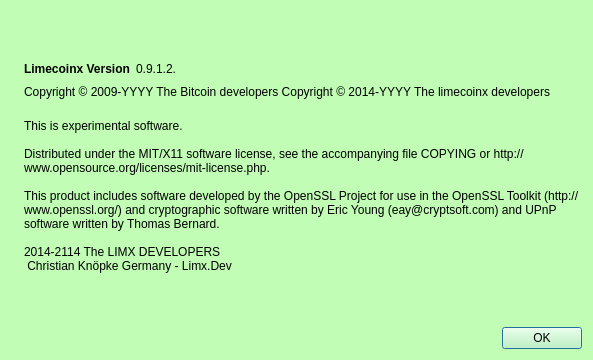
Old version of the form src/qt/forms/aboutdialog.ui in the repository IParn/LimecoinX.
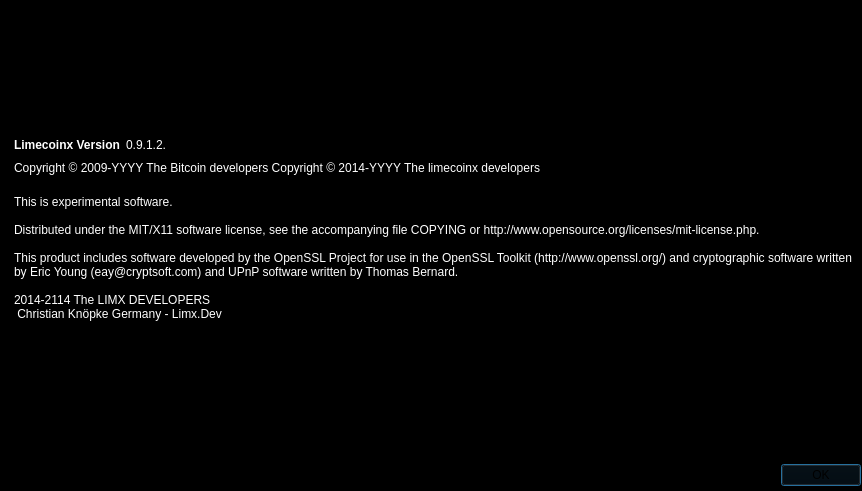
New version of the form. Icons and pictures are not drawn.

What changed in the file:
```diff
--- a/src/qt/forms/aboutdialog.ui
+++ b/src/qt/forms/aboutdialog.ui
@@ -6,8 +6,8 @@
    <rect>
     <x>0</x>
     <y>0</y>
-    <width>593</width>
-    <height>360</height>
+    <width>862</width>
+    <height>491</height>
    </rect>
   </property>
   <property name="palette">
@@ -25,9 +25,9 @@
      <colorrole role="Button">
       <brush brushstyle="SolidPattern">
        <color alpha="255">
-        <red>193</red>
-        <green>253</green>
-        <blue>181</blue>
+        <red>0</red>
+        <green>0</green>
+        <blue>0</blue>
        </color>
       </brush>
      </colorrole>
@@ -97,18 +97,18 @@
      <colorrole role="Base">
       <brush brushstyle="SolidPattern">
        <color alpha="255">
-        <red>255</red>
-        <green>255</green>
-        <blue>255</blue>
+        <red>0</red>
+        <green>0</green>
+        <blue>0</blue>
        </color>
       </brush>
      </colorrole>
      <colorrole role="Window">
       <brush brushstyle="SolidPattern">
        <color alpha="255">
-        <red>193</red>
-        <green>253</green>
-        <blue>181</blue>
+        <red>0</red>
+        <green>0</green>
+        <blue>0</blue>
        </color>
       </brush>
      </colorrole>
@@ -162,9 +162,9 @@
      <colorrole role="Button">
       <brush brushstyle="SolidPattern">
        <color alpha="255">
-        <red>193</red>
-        <green>253</green>
-        <blue>181</blue>
+        <red>0</red>
+        <green>0</green>
+        <blue>0</blue>
        </color>
       </brush>
      </colorrole>
@@ -234,18 +234,18 @@
      <colorrole role="Base">
       <brush brushstyle="SolidPattern">
        <color alpha="255">
-        <red>255</red>
-        <green>255</green>
-        <blue>255</blue>
+        <red>0</red>
+        <green>0</green>
+        <blue>0</blue>
        </color>
       </brush>
      </colorrole>
      <colorrole role="Window">
       <brush brushstyle="SolidPattern">
        <color alpha="255">
-        <red>193</red>
-        <green>253</green>
-        <blue>181</blue>
+        <red>0</red>
+        <green>0</green>
+        <blue>0</blue>
        </color>
       </brush>
      </colorrole>
@@ -299,9 +299,9 @@
      <colorrole role="Button">
       <brush brushstyle="SolidPattern">
        <color alpha="255">
-        <red>193</red>
-        <green>253</green>
-        <blue>181</blue>
+        <red>0</red>
+        <green>0</green>
+        <blue>0</blue>
        </color>
       </brush>
      </colorrole>
@@ -371,18 +371,18 @@
      <colorrole role="Base">
       <brush brushstyle="SolidPattern">
        <color alpha="255">
-        <red>193</red>
-        <green>253</green>
-        <blue>181</blue>
+        <red>0</red>
+        <green>0</green>
+        <blue>0</blue>
        </color>
       </brush>
      </colorrole>
      <colorrole role="Window">
       <brush brushstyle="SolidPattern">
        <color alpha="255">
-        <red>193</red>
-        <green>253</green>
-        <blue>181</blue>
+        <red>0</red>
+        <green>0</green>
+        <blue>0</blue>
        </color>
       </brush>
      </colorrole>
@@ -428,17 +428,44 @@
   <property name="windowTitle">
    <string>About limecoin</string>
   </property>
+  <property name="styleSheet">
+   <string notr="true">background-color: rgb(0, 0, 0);</string>
+  </property>
   <layout class="QHBoxLayout" name="horizontalLayout_2">
+   <property name="leftMargin">
+    <number>1</number>
+   </property>
+   <property name="topMargin">
+    <number>1</number>
+   </property>
+   <property name="rightMargin">
+    <number>1</number>
+   </property>
+   <property name="bottomMargin">
+    <number>1</number>
+   </property>
    <item>
-    <widget class="QLabel" name="label_4">
+    <widget class="QLabel" name="label_6">
+     <property name="enabled">
+      <bool>true</bool>
+     </property>
      <property name="sizePolicy">
-      <sizepolicy hsizetype="Preferred" vsizetype="Ignored">
+      <sizepolicy hsizetype="Fixed" vsizetype="Fixed">
        <horstretch>0</horstretch>
        <verstretch>0</verstretch>
       </sizepolicy>
      </property>
+     <property name="text">
+      <string/>
+     </property>
      <property name="pixmap">
-      <pixmap resource="../bitcoin.qrc">:/images/about</pixmap>
+      <pixmap resource="../bitcoin.qrc">:/icons/bitcoin_testnet</pixmap>
+     </property>
+     <property name="scaledContents">
+      <bool>true</bool>
+     </property>
+     <property name="alignment">
+      <set>Qt::AlignLeading|Qt::AlignLeft|Qt::AlignTop</set>
      </property>
     </widget>
    </item>
@@ -464,6 +491,9 @@
          <property name="cursor">
           <cursorShape>IBeamCursor</cursorShape>
          </property>
+         <property name="styleSheet">
+          <string notr="true">color: rgb(255, 255, 255);</string>
+         </property>
          <property name="text">
           <string>&lt;html&gt;&lt;head/&gt;&lt;body&gt;&lt;p&gt;&lt;span style=&quot; font-weight:600;&quot;&gt;Limecoinx Version&lt;/span&gt;&lt;/p&gt;&lt;/body&gt;&lt;/html&gt;</string>
          </property>
@@ -477,6 +507,9 @@
          <property name="cursor">
           <cursorShape>IBeamCursor</cursorShape>
          </property>
+         <property name="styleSheet">
+          <string notr="true">color: rgb(255, 255, 255);</string>
+         </property>
          <property name="text">
           <string notr="true">0.9.1.2.</string>
          </property>
@@ -505,6 +538,9 @@
        <property name="cursor">
         <cursorShape>IBeamCursor</cursorShape>
        </property>
+       <property name="styleSheet">
+        <string notr="true">color: rgb(255, 255, 255);</string>
+       </property>
        <property name="text">
         <string notr="true">Copyright &amp;copy; 2009-YYYY The Bitcoin developers
 Copyright &amp;copy; 2014-YYYY The limecoinx developers</string>
@@ -522,6 +558,9 @@
        <property name="cursor">
         <cursorShape>IBeamCursor</cursorShape>
        </property>
+       <property name="styleSheet">
+        <string notr="true">color: rgb(255, 255, 255);</string>
+       </property>
        <property name="text">
         <string>
 This is experimental software.
@@ -556,6 +595,18 @@
      </item>
      <item>
       <widget class="QDialogButtonBox" name="buttonBox">
+       <property name="sizePolicy">
+        <sizepolicy hsizetype="Preferred" vsizetype="Preferred">
+         <horstretch>0</horstretch>
+         <verstretch>0</verstretch>
+        </sizepolicy>
+       </property>
+       <property name="minimumSize">
+        <size>
+         <width>30</width>
+         <height>30</height>
+        </size>
+       </property>
        <property name="orientation">
         <enum>Qt::Horizontal</enum>
        </property>
```
